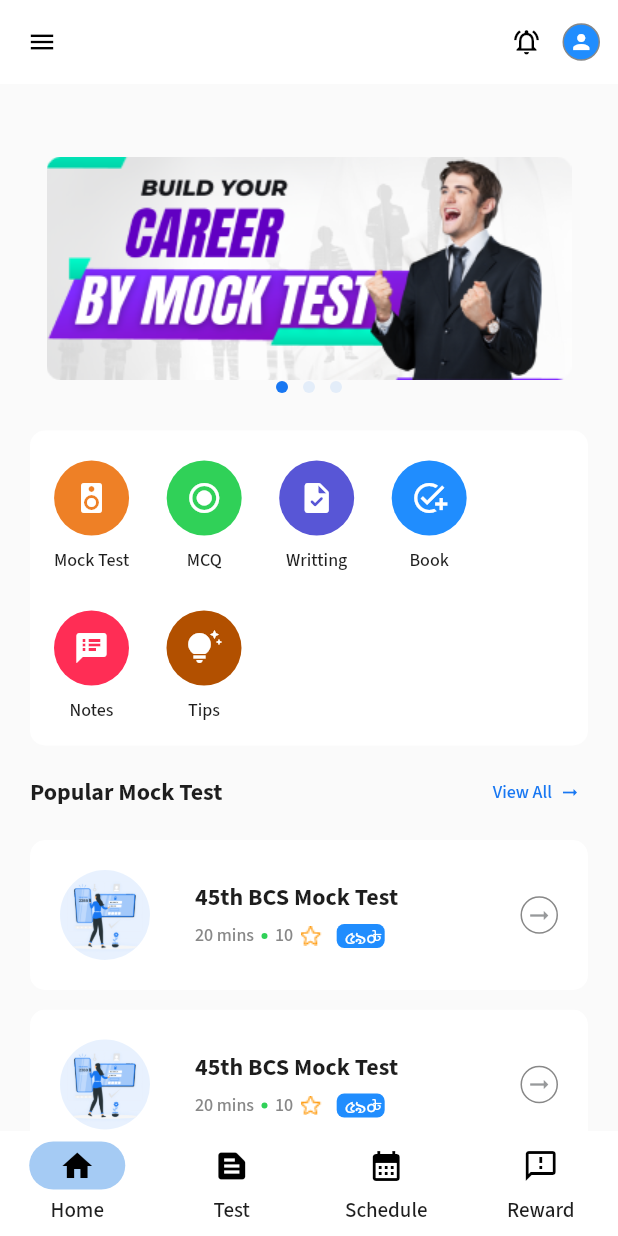
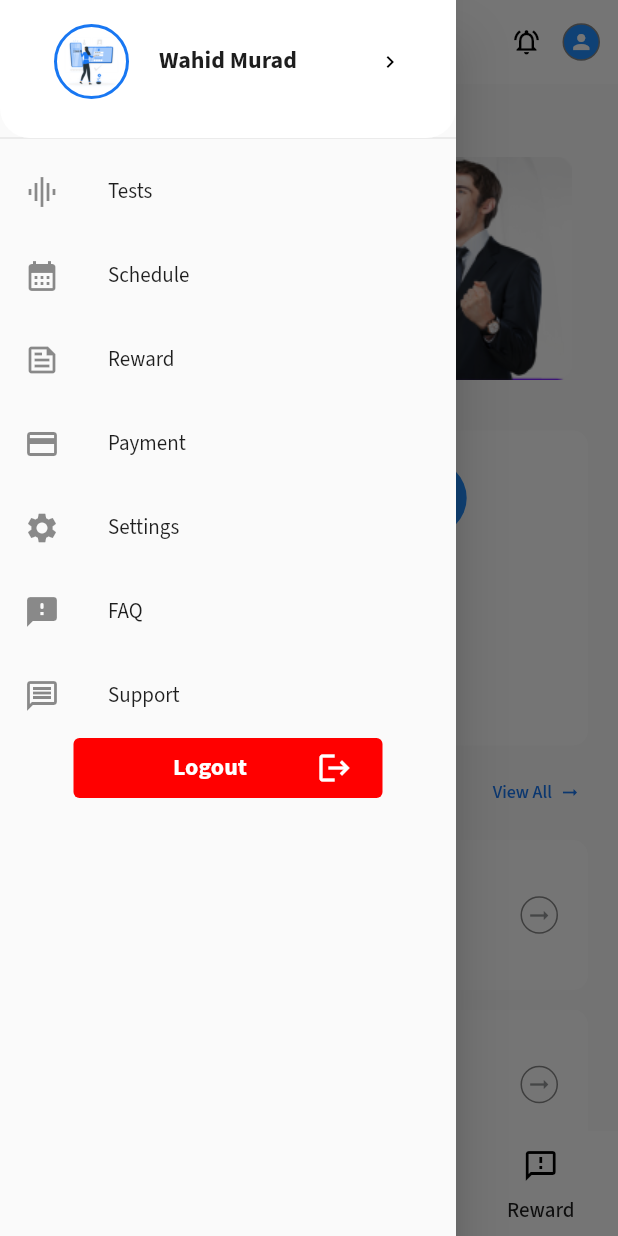
Before and after one commit to wahidmurad1/Mock-Test-App, a Flutter app: the HomeScreen screen opened by its route, with the side drawer open (before the commit the screen has no drawer), on a phone screen of 412 x 824 dp. Run offline on Flutter 3.47's test engine with Material 2 defaults, Android fonts, the phone set to English and light mode, and no system bars; drawn by our look-alikes of carousel_slider; our stand-ins replace get, intl_phone_field, pin_code_fields.

Commit message:
drawer ui on homepage

```diff
--- a/lib/utils/constants/colors.dart
+++ b/lib/utils/constants/colors.dart
@@ -19,3 +19,5 @@ const Color cMediumShadeOrangeColor = Color(0xFFB25000);
 const Color cSlateBlueColor = Color(0xFF5856D6);
 // const Color cVividBlueColor = Color(0xFF0A84FF);
 const Color cGreyColor = Color(0xFF3C3C43);
+const Color cRedColor = Color(0xFFFF0000);
+const Color cBlueShade = Color(0XFFB8B1FF);
--- a/lib/utils/constants/strings.dart
+++ b/lib/utils/constants/strings.dart
@@ -36,6 +36,12 @@ const String ksHome = 'Home';
 const String ksTest = 'Test';
 const String ksSchedule = 'Schedule';
 const String ksReward = 'Reward';
+const String ksTests = 'Tests';
+const String ksPayment = 'Payment';
+const String ksSettings = 'Settings';
+const String ksFAQ = 'FAQ';
+const String ksSupport = 'Support';
+const String ksLogout = 'Logout';
 
 
 //! end:: string
--- a/lib/views/homepage/home_screen.dart
+++ b/lib/views/homepage/home_screen.dart
@@ -1,6 +1,7 @@
 import 'package:mock_test_app/controllers/home_controller.dart';
 import 'package:mock_test_app/utils/constants/imports.dart';
 import 'package:mock_test_app/widgets/common/bottom_navigation_bar.dart';
+import 'package:mock_test_app/widgets/common/common_drawer.dart';
 import 'package:mock_test_app/widgets/common/common_text_button.dart';
 import 'package:mock_test_app/widgets/common/custom_circle_rounded_icon_button.dart';
 
@@ -13,16 +14,10 @@ class HomeScreen extends StatelessWidget {
       child: Scaffold(
         bottomNavigationBar: CustomBottomNavigationBar(),
         appBar: AppBar(
+          iconTheme: const IconThemeData(color: cBlackColor, size: kIconSize20),
+          automaticallyImplyLeading: true,
           backgroundColor: cWhiteColor,
           elevation: 0,
-          leading: CustomRoundedCircleIconButton(
-            onPress: () {},
-            icon: Icons.menu,
-            containerColor: cWhiteColor,
-            borderColor: cWhiteColor,
-            iconColor: cBlackColor,
-            size: kIconSize20,
-          ),
           actions: [
             IconButton(
                 onPressed: () {},
@@ -32,7 +27,9 @@ class HomeScreen extends StatelessWidget {
                   size: kIconSize20,
                 )),
             Padding(
-              padding: const EdgeInsets.only(right: k12Padding),
+              padding: const EdgeInsets.only(
+                right: k12Padding,
+              ),
               child: CustomRoundedCircleIconButton(
                 onPress: () {},
                 icon: Icons.person,
@@ -42,6 +39,7 @@ class HomeScreen extends StatelessWidget {
             ),
           ],
         ),
+        drawer: const CustomDrawer(),
         body: Obx(() => SizedBox(
               width: width,
               height: height - (MediaQuery.of(context).padding.top),
@@ -195,6 +193,10 @@ class HomeScreen extends StatelessWidget {
                         currentIndex: _homeController.gifSliderCurrentIndex,
                       ),
                       kH20sizedBox,
+                      // Container(
+                      //   height: 20,
+                      //   color: cRedOrangeColor,
+                      // ),
                       ListViewTopRow(
                         title: ksMcqTest,
                         viewAllOnPressed: () {},
@@ -508,8 +510,8 @@ class AudioBookImage extends StatelessWidget {
       children: [
         Image.asset(
           imageName,
-          width: 110,
-          height: 120,
+          width: 120,
+          height: 140,
         ),
       ],
     );
--- /dev/null
+++ b/lib/widgets/common/common_drawer.dart
@@ -0,0 +1,130 @@
+import 'package:mock_test_app/utils/constants/imports.dart';
+
+class CustomDrawer extends StatelessWidget {
+  const CustomDrawer({super.key});
+
+  @override
+  Widget build(BuildContext context) {
+    return Drawer(
+      child: ListView(
+        children: [
+          SizedBox(
+            height: 100,
+            child: DrawerHeader(
+              decoration: const BoxDecoration(
+                color: cWhiteColor,
+                borderRadius: BorderRadius.only(
+                  topLeft: Radius.circular(0),
+                  topRight: Radius.circular(0),
+                  bottomLeft: Radius.circular(20),
+                  bottomRight: Radius.circular(20),
+                ),
+              ),
+              child: ListView(
+                children: [
+                  Center(
+                    child: Padding(
+                      padding: const EdgeInsets.symmetric(horizontal: k20Padding),
+                      child: Row(
+                        children: [
+                          Container(
+                            height: 50,
+                            width: 50,
+                            decoration: BoxDecoration(
+                                shape: BoxShape.circle,
+                                border: Border.all(
+                                  width: 2,
+                                  color: cPrimaryColor,
+                                )),
+                            child: Image.asset(otpImage),
+                          ),
+                          kW20sizedBox,
+                          Align(
+                            alignment: Alignment.topCenter,
+                            child: Text(
+                              'Wahid Murad',
+                              style: p16MediumTextStyle(cTextPrimaryColor),
+                            ),
+                          ),
+                          const Spacer(),
+                          const Icon(
+                            Icons.keyboard_arrow_right_outlined,
+                            size: kIconSize16,
+                            color: cBlackColor,
+                          ),
+                        ],
+                      ),
+                    ),
+                  ),
+                  //  const Padding(
+                  //     padding:  EdgeInsets.only(right: 20, top: 10),
+                  //     child: Align(
+                  //       alignment: Alignment.topRight,
+                  //       child: Icon(
+                  //         Icons.verified,
+                  //         color: Colors.blue,
+                  //       ),
+                  //     ),
+                  //   ),
+                ],
+              ),
+              // }),
+            ),
+          ),
+          const CustomListTileForDrawer(
+            icon: Icons.graphic_eq_outlined,
+            title: ksTests,
+          ),
+          const CustomListTileForDrawer(
+            icon: Icons.calendar_month,
+            title: ksSchedule,
+          ),
+          const CustomListTileForDrawer(
+            icon: Icons.feed_outlined,
+            title: ksReward,
+          ),
+          const CustomListTileForDrawer(
+            icon: Icons.payment,
+            title: ksPayment,
+          ),
+          const CustomListTileForDrawer(
+            icon: Icons.settings,
+            title: ksSettings,
+          ),
+          const CustomListTileForDrawer(
+            icon: Icons.feedback_rounded,
+            title: ksFAQ,
+          ),
+          const CustomListTileForDrawer(
+            icon: Icons.message_outlined,
+            title: ksSupport,
+          ),
+          CustomElevatedButton(
+            label: ksLogout,
+            onPressed: () {},
+            buttonHeight: h40,
+            labelIcon: Icons.logout,
+            buttonColor: cRedColor,
+            textStyle: p16MediumTextStyle(cWhiteColor),
+          ),
+        ],
+      ),
+    );
+  }
+}
+
+class CustomListTileForDrawer extends StatelessWidget {
+  const CustomListTileForDrawer({super.key, required this.icon, required this.title});
+  final IconData icon;
+  final String title;
+  @override
+  Widget build(BuildContext context) {
+    return ListTile(
+      leading: Icon(icon),
+      title: Text(
+        title,
+        style: p14RegularTextStyle(cTextPrimaryColor),
+      ),
+    );
+  }
+}
```
